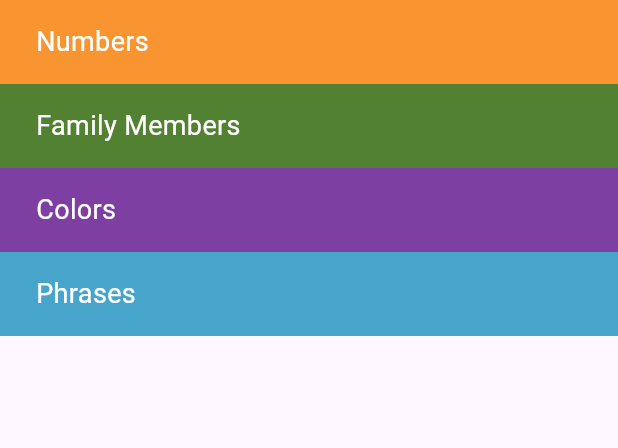
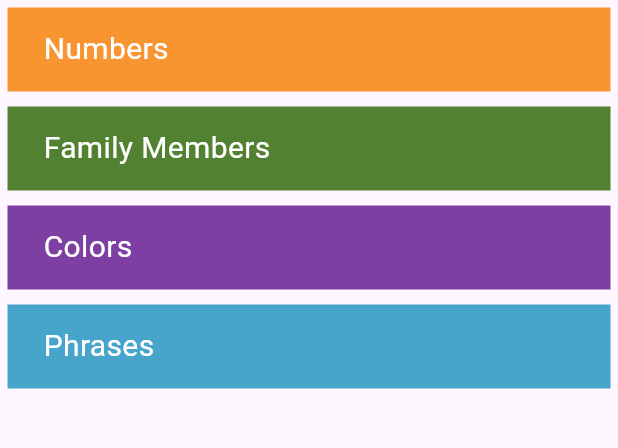
Before and after one commit to KhaledBahjat/TokuApp, a Flutter app: the screen it shows after launch, on a phone screen of 412 x 824 dp, the part 84-532 px from its top. Run offline on Flutter 3.47's test engine with Material 3 defaults, Android fonts, the phone set to English and light mode, and no system bars.

Commit message:
add category item

```diff
--- /dev/null
+++ b/languge_app/lib/components/category_item.dart
@@ -0,0 +1,29 @@
+import 'package:flutter/material.dart';
+
+class Category extends StatelessWidget {
+  Category({
+    super.key,
+    this.color,
+    this.text,
+  });
+  String? text;
+  Color? color;
+  @override
+  Widget build(BuildContext context) {
+    return Container(
+      margin: EdgeInsets.all(5),
+      alignment: Alignment.centerLeft,
+      padding: EdgeInsets.only(left: 24),
+      height: 56,
+      width: double.infinity,
+      color: color,
+      child: Text(
+        text!,
+        style: TextStyle(
+          color: Colors.white,
+          fontSize: 20,
+        ),
+      ),
+    );
+  }
+}
--- a/languge_app/lib/main.dart
+++ b/languge_app/lib/main.dart
@@ -1,4 +1,5 @@
 import 'package:flutter/material.dart';
+import 'package:languge_app/screens/home_page.dart';
 
 void main() => runApp(TokuApp());
 
@@ -13,82 +14,3 @@ class TokuApp extends StatelessWidget {
     );
   }
 }
-
-class HomePage extends StatelessWidget {
-  const HomePage({
-    super.key,
-  });
-
-  @override
-  Widget build(BuildContext context) {
-    return Scaffold(
-      appBar: AppBar(
-        title: Text('Toku'),
-        backgroundColor: Color(0xff49322a),
-      ),
-      body: Column(
-        children: [
-          Container(
-            alignment: Alignment.centerLeft,
-            padding: EdgeInsets.only(left: 24),
-            height: 56,
-            width: double.infinity,
-            color: Color(0xfff99531),
-            child: Text(
-              'Numbers',
-              style: TextStyle(
-                color: Colors.white,
-                fontSize: 18,
-              ),
-            ),
-          ),
-
-          Container(
-            alignment: Alignment.centerLeft,
-            padding: EdgeInsets.only(left: 24),
-            height: 56,
-            width: double.infinity,
-            color: Color(0xff538132),
-            child: Text(
-              'Family Members',
-              style: TextStyle(
-                color: Colors.white,
-                fontSize: 18,
-              ),
-            ),
-          ),
-
-          Container(
-            alignment: Alignment.centerLeft,
-            padding: EdgeInsets.only(left: 24),
-            height: 56,
-            width: double.infinity,
-            color: Color(0xff7d3fa2),
-            child: Text(
-              'Colors',
-              style: TextStyle(
-                color: Colors.white,
-                fontSize: 18,
-              ),
-            ),
-          ),
-
-          Container(
-            alignment: Alignment.centerLeft,
-            padding: EdgeInsets.only(left: 24),
-            height: 56,
-            width: double.infinity,
-            color: Color(0xff47a5cb),
-            child: Text(
-              'Phrases',
-              style: TextStyle(
-                color: Colors.white,
-                fontSize: 18,
-              ),
-            ),
-          ),
-        ],
-      ),
-    );
-  }
-}
--- /dev/null
+++ b/languge_app/lib/screens/home_page.dart
@@ -0,0 +1,38 @@
+import 'package:flutter/material.dart';
+import 'package:languge_app/components/category_item.dart';
+
+class HomePage extends StatelessWidget {
+  const HomePage({
+    super.key,
+  });
+
+  @override
+  Widget build(BuildContext context) {
+    return Scaffold(
+      appBar: AppBar(
+        title: Text('Toku'),
+        backgroundColor: Color(0xff49322a),
+      ),
+      body: Column(
+        children: [
+          Category(
+            color: Color(0xfff99531),
+            text: 'Numbers',
+          ),
+          Category(
+            color: Color(0xff538132),
+            text: 'Family Members',
+          ),
+          Category(
+            color: Color(0xff7d3fa2),
+            text: 'Colors',
+          ),
+          Category(
+            color: Color(0xff47a5cb),
+            text: 'Phrases',
+          ),
+        ],
+      ),
+    );
+  }
+}
```
